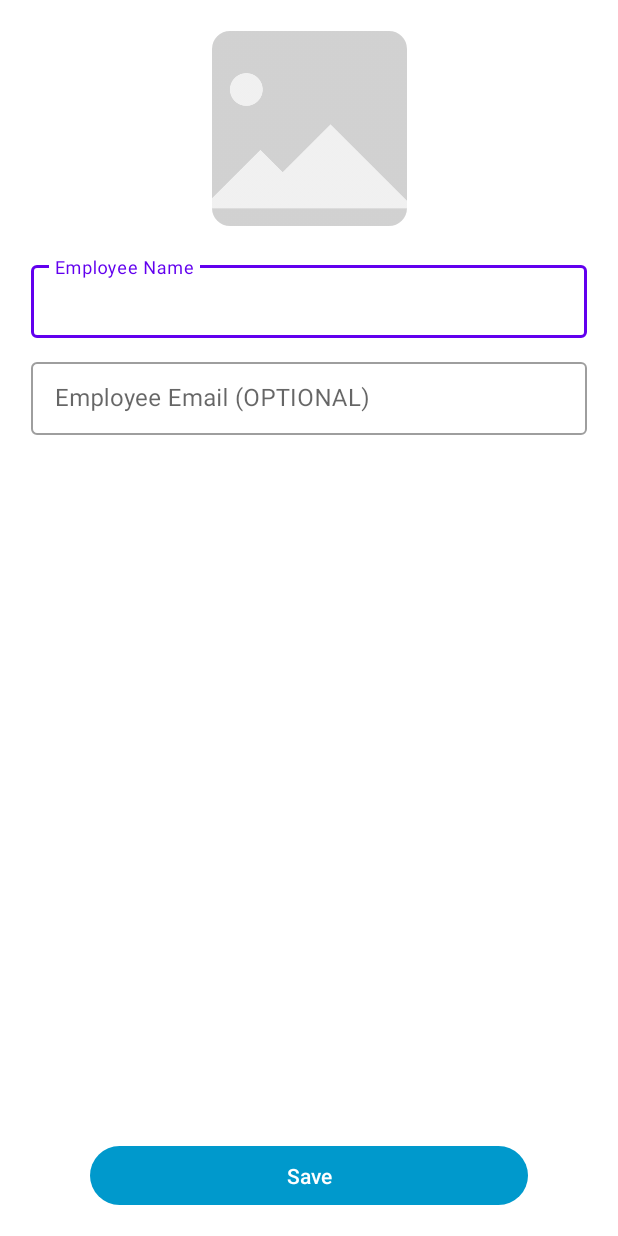
After one commit to AmeenAhmed1/Employee-Management, an Android app: the layout fragment_add_edit_employee.xml on its own in the app's theme, with its tools: preview values and no code run, on a phone screen of 412 x 824 dp. The commit adds this screen. Run offline under Robolectric (Android 15) with nearby library versions, the phone set to English and light mode, and no system bars.

Commit message:
Add New Employee without Image and Skills Options

```diff
--- a/app/src/main/java/com/github/ameen/emplyeemanagement/data/local/AppDatabase.kt
+++ b/app/src/main/java/com/github/ameen/emplyeemanagement/data/local/AppDatabase.kt
@@ -11,7 +11,7 @@ import com.github.ameen.emplyeemanagement.data.local.entity.SkillsEntity
 
 @Database(
     entities = [EmployeeEntity::class, SkillsEntity::class],
-    version = 1,
+    version = 3,
     exportSchema = false
 )
 @TypeConverters(SkillsListTypeConverter::class)
--- a/app/src/main/java/com/github/ameen/emplyeemanagement/data/local/dao/EmployeeDao.kt
+++ b/app/src/main/java/com/github/ameen/emplyeemanagement/data/local/dao/EmployeeDao.kt
@@ -7,7 +7,7 @@ import com.github.ameen.emplyeemanagement.data.local.entity.EmployeeEntity
 interface EmployeeDao {
 
     @Insert
-    suspend fun insertEmployee(employeeData: EmployeeEntity)
+    suspend fun insertEmployee(employeeData: EmployeeEntity): Long
 
     @Transaction
     @Query("SELECT * FROM EmployeeTable")
--- a/app/src/main/java/com/github/ameen/emplyeemanagement/data/local/entity/EmployeeEntity.kt
+++ b/app/src/main/java/com/github/ameen/emplyeemanagement/data/local/entity/EmployeeEntity.kt
@@ -10,5 +10,5 @@ data class EmployeeEntity(
     val employeeName: String,
     val employeeEmail: String? = null,
     val employeeImage: String? = null,
-    val employeeSkills: List<Int>? = null
+    val employeeSkills: List<Int> = listOf()
 )
--- a/app/src/main/java/com/github/ameen/emplyeemanagement/data/repo/EmployeeRepo.kt
+++ b/app/src/main/java/com/github/ameen/emplyeemanagement/data/repo/EmployeeRepo.kt
@@ -11,8 +11,8 @@ class EmployeeRepo @Inject constructor(
     private val local: AppDatabase
 ) : IEmployeeRepo {
 
-    override suspend fun insertEmployee(employeeData: EmployeeDomainData) {
-        local.employeeDao().insertEmployee(employeeData.toEntity())
+    override suspend fun addEmployee(employeeData: EmployeeDomainData): Long {
+        return local.employeeDao().insertEmployee(employeeData.toEntity())
     }
 
     override suspend fun getAllEmployee(): List<EmployeeDomainData> {
--- a/app/src/main/java/com/github/ameen/emplyeemanagement/domain/model/EmployeeDomainData.kt
+++ b/app/src/main/java/com/github/ameen/emplyeemanagement/domain/model/EmployeeDomainData.kt
@@ -1,9 +1,11 @@
 package com.github.ameen.emplyeemanagement.domain.model
+
+import java.io.Serializable
 
 data class EmployeeDomainData(
     val employeeId: Int? = null,
     val employeeName: String,
     val employeeEmail: String? = null,
     val employeeImage: String? = null,
-    val employeeSkills: List<Int>? = null
-)
+    val employeeSkills: List<Int> = listOf()
+) : Serializable
--- a/app/src/main/java/com/github/ameen/emplyeemanagement/domain/repo/IEmployeeRepo.kt
+++ b/app/src/main/java/com/github/ameen/emplyeemanagement/domain/repo/IEmployeeRepo.kt
@@ -3,6 +3,6 @@ package com.github.ameen.emplyeemanagement.domain.repo
 import com.github.ameen.emplyeemanagement.domain.model.EmployeeDomainData
 
 interface IEmployeeRepo {
-    suspend fun insertEmployee(employeeData: EmployeeDomainData)
+    suspend fun addEmployee(employeeData: EmployeeDomainData): Long
     suspend fun getAllEmployee(): List<EmployeeDomainData>
 }
--- a/app/src/main/java/com/github/ameen/emplyeemanagement/presentation/fragment/home/HomeFragment.kt
+++ b/app/src/main/java/com/github/ameen/emplyeemanagement/presentation/fragment/home/HomeFragment.kt
@@ -7,6 +7,7 @@ import android.view.ViewGroup
 import androidx.fragment.app.Fragment
 import androidx.fragment.app.viewModels
 import androidx.lifecycle.lifecycleScope
+import androidx.navigation.fragment.findNavController
 import androidx.recyclerview.widget.LinearLayoutManager
 import com.github.ameen.emplyeemanagement.databinding.FragmentHomeBinding
 import com.github.ameen.emplyeemanagement.presentation.util.hide
@@ -39,6 +40,10 @@ class HomeFragment : Fragment() {
 
         initRecycler()
 
+        binding?.addEmployeeButton?.setOnClickListener {
+            val action = HomeFragmentDirections.actionHomeFragmentToCreateEditFragment()
+            findNavController().navigate(action)
+        }
     }
 
     private fun initRecycler() {
--- /dev/null
+++ b/app/src/main/res/layout/fragment_add_edit_employee.xml
@@ -0,0 +1,76 @@
+<?xml version="1.0" encoding="utf-8"?>
+<androidx.constraintlayout.widget.ConstraintLayout xmlns:android="http://schemas.android.com/apk/res/android"
+    xmlns:app="http://schemas.android.com/apk/res-auto"
+    android:layout_width="match_parent"
+    android:layout_height="match_parent"
+    android:padding="@dimen/_16sdp">
+
+    <com.google.android.material.imageview.ShapeableImageView
+        android:id="@+id/employee_image"
+        android:layout_width="@dimen/_100sdp"
+        android:layout_height="@dimen/_100sdp"
+        android:scaleType="centerCrop"
+        app:layout_constraintEnd_toEndOf="parent"
+        app:layout_constraintStart_toStartOf="parent"
+        app:layout_constraintTop_toTopOf="parent"
+        app:shapeAppearance="@style/CornerRoundedImageStyle"
+        app:srcCompat="@drawable/image_placeholder_svg" />
+
+    <com.google.android.material.textfield.TextInputLayout
+        android:id="@+id/employee_name"
+        style="@style/Widget.MaterialComponents.TextInputLayout.OutlinedBox.Dense"
+        android:layout_width="0dp"
+        android:layout_height="wrap_content"
+        android:layout_marginTop="@dimen/_16sdp"
+        app:layout_constraintEnd_toEndOf="parent"
+        app:layout_constraintStart_toStartOf="parent"
+        app:layout_constraintTop_toBottomOf="@+id/employee_image">
+
+        <com.google.android.material.textfield.TextInputEditText
+            android:id="@+id/employee_name_input"
+            android:layout_width="match_parent"
+            android:layout_height="wrap_content"
+            android:hint="@string/employee_name"
+            android:imeOptions="actionDone"
+            android:inputType="text"
+            android:lines="1"
+            android:singleLine="true" />
+
+    </com.google.android.material.textfield.TextInputLayout>
+
+    <com.google.android.material.textfield.TextInputLayout
+        android:id="@+id/employee_email"
+        style="@style/Widget.MaterialComponents.TextInputLayout.OutlinedBox.Dense"
+        android:layout_width="0dp"
+        android:layout_height="wrap_content"
+        android:layout_marginTop="@dimen/_8sdp"
+        app:layout_constraintEnd_toEndOf="parent"
+        app:layout_constraintStart_toStartOf="parent"
+        app:layout_constraintTop_toBottomOf="@+id/employee_name">
+
+        <com.google.android.material.textfield.TextInputEditText
+            android:id="@+id/employee_email_input"
+            android:layout_width="match_parent"
+            android:layout_height="wrap_content"
+            android:hint="@string/employee_email_hint"
+            android:imeOptions="actionDone"
+            android:inputType="textEmailAddress"
+            android:lines="1"
+            android:singleLine="true" />
+    </com.google.android.material.textfield.TextInputLayout>
+
+    <androidx.appcompat.widget.AppCompatButton
+        android:id="@+id/save_employee_button"
+        android:layout_width="0dp"
+        android:layout_height="@dimen/_30sdp"
+        android:layout_marginStart="@dimen/_30sdp"
+        android:layout_marginEnd="@dimen/_30sdp"
+        android:background="@drawable/button_bg"
+        android:text="@string/save"
+        android:textAllCaps="false"
+        android:textColor="@color/white"
+        app:layout_constraintBottom_toBottomOf="parent"
+        app:layout_constraintEnd_toEndOf="parent"
+        app:layout_constraintStart_toStartOf="parent" />
+
+</androidx.constraintlayout.widget.ConstraintLayout>
--- a/app/src/main/res/values/strings.xml
+++ b/app/src/main/res/values/strings.xml
@@ -7,4 +7,7 @@
     <string name="delete">Delete</string>
     <string name="edit">Edit</string>
     <string name="no_employee_data">No Employee data</string>
+    <string name="employee_email_hint">Employee Email (OPTIONAL)</string>
+    <string name="save">Save</string>
+    <string name="name_is_required_error">Name is required</string>
 </resources>
--- a/app/src/main/res/values/themes.xml
+++ b/app/src/main/res/values/themes.xml
@@ -13,4 +13,6 @@
         <item name="android:statusBarColor">?attr/colorPrimaryVariant</item>
         <!-- Customize your theme here. -->
     </style>
+
+    <style name="CornerRoundedImageStyle" parent="ShapeAppearance.Material3.Corner.Medium" />
 </resources>
```
Also changed, not shown: app/src/main/java/com/github/ameen/emplyeemanagement/domain/usecase/AddNewEmployeeUseCase.kt (added, +11 -0 lines), app/src/main/java/com/github/ameen/emplyeemanagement/presentation/BaseViewModel.kt (added, +12 -0 lines), app/src/main/java/com/github/ameen/emplyeemanagement/presentation/fragment/CreateEditFragment.kt (deleted, +0 -8 lines), app/src/main/java/com/github/ameen/emplyeemanagement/presentation/fragment/create_edit_fragment/CreateEditFragment.kt (added, +88 -0 lines), app/src/main/java/com/github/ameen/emplyeemanagement/presentation/fragment/create_edit_fragment/CreateEditViewModel.kt (added, +24 -0 lines), app/src/main/java/com/github/ameen/emplyeemanagement/presentation/fragment/home/HomeViewModel.kt (+5 -9 lines), app/src/main/res/navigation/app_navigation.xml (+9 -2 lines).
